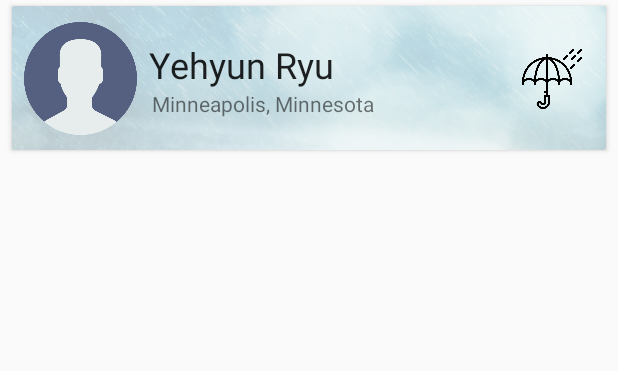
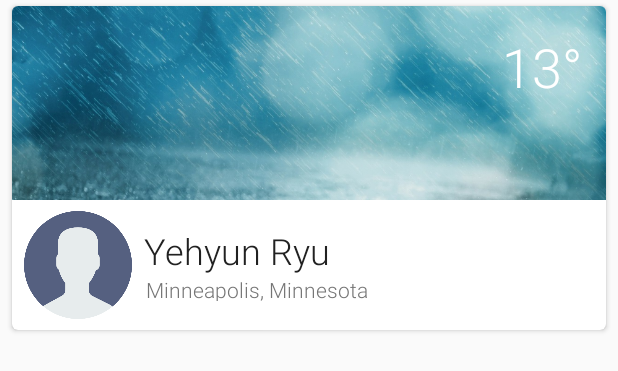
Before and after one commit to ryubears/SocialWeather, an Android app: the layout weather_item.xml on its own in the app's theme, with its tools: preview values and no code run, on a phone screen of 412 x 824 dp. Shown: the top 371 px of the screen. Run offline under Robolectric (Android 15) with nearby library versions, the phone set to English and light mode, and no system bars.

Commit message:
Changed Weather Item Design and Click Handling

```diff
--- a/app/src/main/res/layout/weather_item.xml
+++ b/app/src/main/res/layout/weather_item.xml
@@ -3,27 +3,54 @@
     xmlns:android="http://schemas.android.com/apk/res/android"
     xmlns:app="http://schemas.android.com/apk/res-auto"
     xmlns:tools="http://schemas.android.com/tools"
-    xmlns:card_view="http://schemas.android.com/apk/res-auto"
+    android:id="@+id/weather_item_card_view"
     android:layout_width="match_parent"
     android:layout_height="@dimen/weather_item_height"
     android:layout_marginLeft="8dp"
     android:layout_marginRight="8dp"
     android:layout_marginTop="4dp"
-    android:layout_marginBottom="4dp">
+    android:layout_marginBottom="4dp"
+    app:cardCornerRadius="4dp">
+
+    <LinearLayout
+        android:layout_width="match_parent"
+        android:layout_height="match_parent"
+        android:orientation="vertical">
+
+        <FrameLayout
+            android:layout_width="match_parent"
+            android:layout_height="0dp"
+            android:layout_weight="3">
 
             <ImageView
                 android:id="@+id/weather_item_background"
                 android:layout_width="match_parent"
                 android:layout_height="match_parent"
                 android:src="@drawable/login_background_rain"
-        android:scaleType="centerCrop"
-        android:alpha="0.3"/>
+                android:scaleType="centerCrop" />
+
+            <TextView
+                android:id="@+id/weather_item_temperature"
+                android:layout_width="wrap_content"
+                android:layout_height="wrap_content"
+                android:layout_gravity="right|top"
+                android:layout_marginTop="16dp"
+                android:layout_marginEnd="16dp"
+                android:layout_marginRight="16dp"
+                tools:text="13°"
+                android:textColor="@android:color/white"
+                android:textSize="36sp"
+                android:gravity="center"
+                android:fontFamily="sans-serif-light"/>
+
+        </FrameLayout>
 
         <android.support.constraint.ConstraintLayout xmlns:android="http://schemas.android.com/apk/res/android"
             xmlns:app="http://schemas.android.com/apk/res-auto"
             xmlns:tools="http://schemas.android.com/tools"
             android:layout_width="match_parent"
-        android:layout_height="match_parent">
+            android:layout_height="0dp"
+            android:layout_weight="2">
 
             <ImageView
                 android:id="@+id/weather_item_profile"
@@ -48,7 +75,7 @@
                 app:layout_constraintLeft_toRightOf="@+id/weather_item_profile"
                 android:layout_marginTop="8dp"
                 android:layout_marginBottom="12dp"
-            android:layout_marginLeft="12dp"
+                android:layout_marginLeft="8dp"
                 android:layout_marginStart="8dp">
 
                 <TextView
@@ -58,7 +85,9 @@
                     android:layout_weight="2"
                     android:gravity="bottom"
                     tools:text="Yehyun Ryu"
-                android:textAppearance="@style/TextAppearance.AppCompat.Headline"/>
+                    android:textColor="@color/textPrimary"
+                    android:textSize="24sp"
+                    android:fontFamily="sans-serif-light"/>
 
                 <TextView
                     android:id="@+id/weather_item_location"
@@ -67,22 +96,16 @@
                     android:layout_weight="1"
                     android:gravity="top"
                     tools:text="Minneapolis, Minnesota"
-                android:textAppearance="@style/TextAppearance.AppCompat.Small"
-                android:layout_marginLeft="2dp"
-                android:layout_marginStart="2dp"/>
+                    android:textColor="@color/textSecondary"
+                    android:textSize="14sp"
+                    android:layout_marginLeft="1dp"
+                    android:layout_marginStart="1dp"
+                    android:fontFamily="sans-serif-light"/>
 
             </LinearLayout>
 
-        <ImageView
-            android:id="@+id/weather_item_icon"
-            android:layout_width="@dimen/weather_icon_width"
-            android:layout_height="@dimen/weather_icon_height"
-            tools:src="@drawable/rain_logo"
-            app:layout_constraintTop_toTopOf="@+id/weather_item_profile"
-            app:layout_constraintBottom_toBottomOf="@+id/weather_item_profile"
-            app:layout_constraintRight_toRightOf="parent"
-            android:layout_marginRight="16dp"/>
-
         </android.support.constraint.ConstraintLayout>
 
+    </LinearLayout>
+
 </android.support.v7.widget.CardView>
--- a/app/src/main/res/values/colors.xml
+++ b/app/src/main/res/values/colors.xml
@@ -4,5 +4,8 @@
     <color name="colorPrimaryDark">#0f6a70</color>
     <color name="colorAccent">#e7f4f5</color>
 
+    <color name="textPrimary">#212121</color>
+    <color name="textSecondary">#757575</color>
+
     <color name="nav_logout_text">#D13E1C</color>
 </resources>
--- a/app/src/main/res/values/dimens.xml
+++ b/app/src/main/res/values/dimens.xml
@@ -20,11 +20,11 @@
     <dimen name="nav_profile_height">75dp</dimen>
 
     <!-- Weather Recycler View -->
-    <dimen name="weather_item_height">96dp</dimen>
-    <dimen name="weather_item_profile_width">75dp</dimen>
-    <dimen name="weather_item_profile_height">75dp</dimen>
-    <dimen name="weather_icon_width">40dp</dimen>
-    <dimen name="weather_icon_height">40dp</dimen>
+    <dimen name="weather_item_height">216dp</dimen>
+    <dimen name="weather_item_profile_width">72dp</dimen>
+    <dimen name="weather_item_profile_height">72dp</dimen>
+    <dimen name="weather_item_edit_width">32dp</dimen>
+    <dimen name="weather_item_edit_height">32dp</dimen>
 
     <!--General -->
     <dimen name="margin_small">8dp</dimen>
```
Also changed, not shown: app/src/main/java/com/example/android/socialweather/HomeFragment.java (renamed from app/src/main/java/com/example/android/socialweather/ListFragment.java, +4 -31 lines), app/src/main/java/com/example/android/socialweather/MainActivity.java (+4 -10 lines), app/src/main/java/com/example/android/socialweather/WeatherAdapter.java (+15 -17 lines), app/src/main/res/layout/nav_header_main.xml (+6 -3 lines), app/src/main/res/values/strings.xml (+3 -5 lines), app/src/main/res/drawable/edit.png (added), app/src/main/res/drawable/rain_logo_white.png (added), app/src/main/res/layout/fragment_home.xml (renamed from app/src/main/res/layout/fragment_list.xml). Lines whose indentation alone changed are shown as unchanged.
